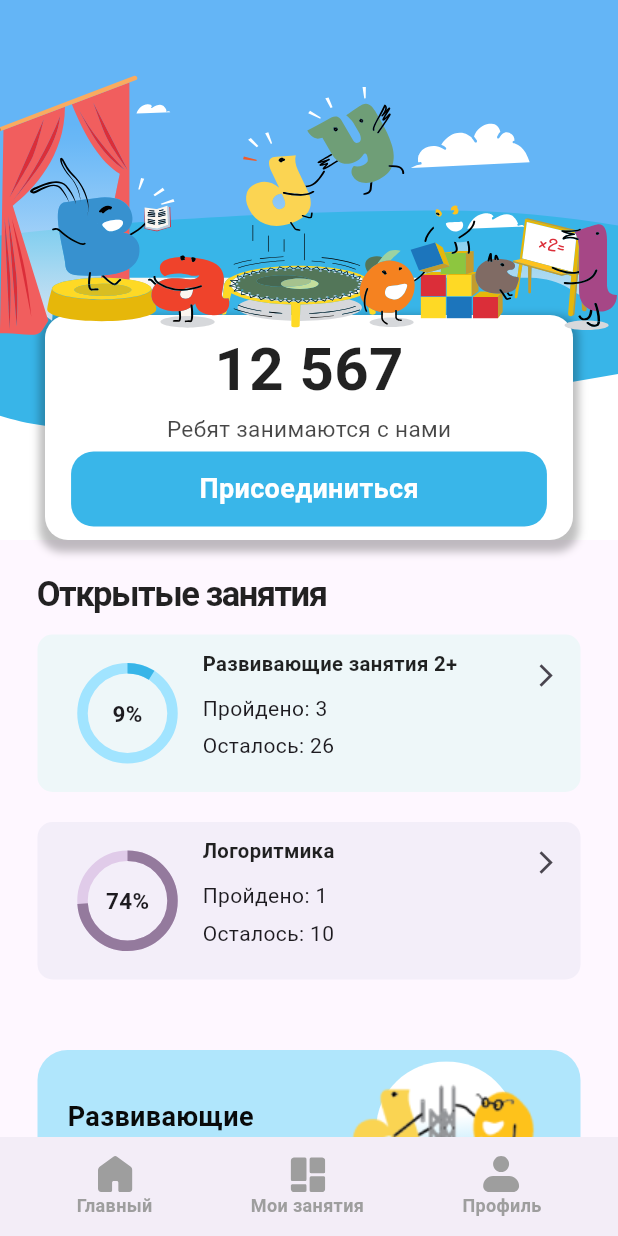
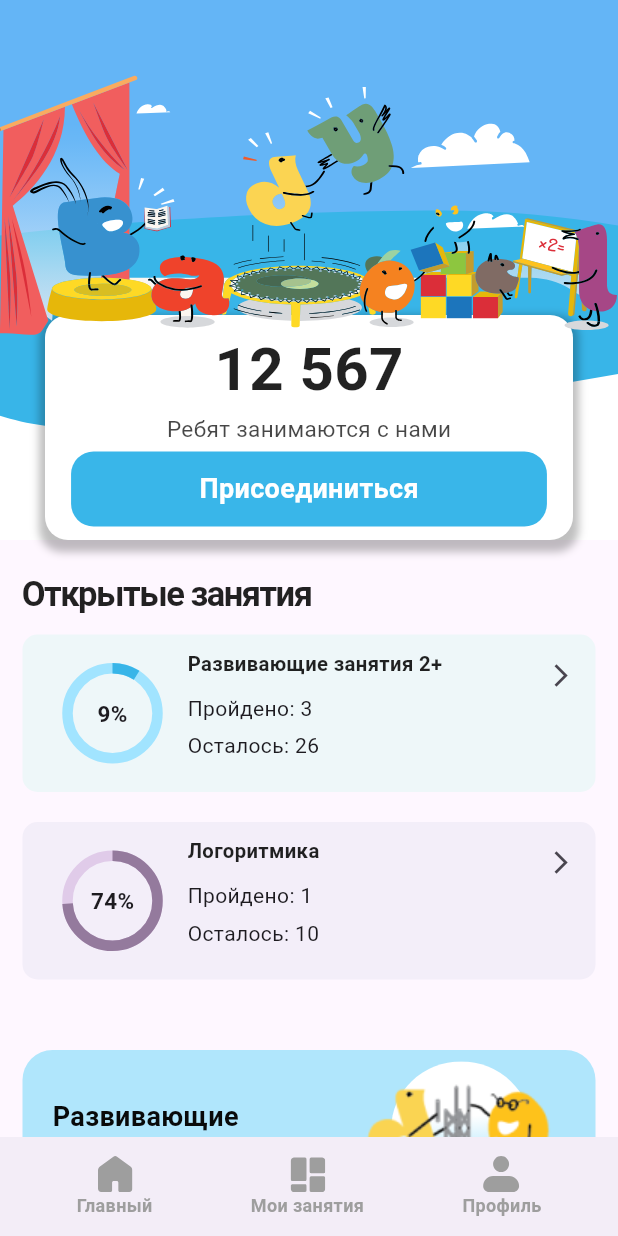
Before and after one commit to NamerrorOne/BabyCool, a Flutter app: the screen it shows after launch, after a tap on the "arrow forward ios" icon, on a phone screen of 412 x 824 dp. Run offline on Flutter 3.47's test engine with Material 3 defaults, Android fonts, the phone set to English and light mode, and no system bars; our stand-ins replace flutter_svg.

Commit message:
weak fixex

```diff
--- a/lib/pages/home_page/currentLessons/current_lessons_page.dart
+++ b/lib/pages/home_page/currentLessons/current_lessons_page.dart
@@ -12,27 +12,27 @@ class CurrentLessons extends StatelessWidget {
             margin: EdgeInsets.fromLTRB(0, 0, 0, 20),
             height: 300,
             width: MediaQuery.of(context).size.width,
-            child: Padding(
-              padding: const EdgeInsets.fromLTRB(25, 0, 25, 0),
+            child: const Padding(
+              padding: const EdgeInsets.fromLTRB(15, 0, 15, 0),
               child: Column(
                 crossAxisAlignment: CrossAxisAlignment.start,
                 children: [
-                  const Text('Открытые занятия',
+                  Text('Открытые занятия',
                       style: TextStyle(
                           color: Colors.black87,
                           fontSize: 23,
                           fontWeight: FontWeight.w700,
                           letterSpacing: -1)),
-                  const SizedBox(
+                  SizedBox(
                     height: 10,
                   ),
                   CurrentlessonCard(
-                    cardTexts: const {
+                    cardTexts: {
                       'title': 'Развивающие занятия 2+',
                       "description1": 'Пройдено: 3',
                       'description2': 'Осталось: 26'
                     },
-                    progressbarColor: const Color(0xFF38B5E8),
+                    progressbarColor: Color(0xFF38B5E8),
                     progressbarProgress: 0.09,
                     progressbarSize: 60,
                     progressbarBackgroundColor:
--- a/lib/pages/home_page/flexboxesArea/flexboxesArea.dart
+++ b/lib/pages/home_page/flexboxesArea/flexboxesArea.dart
@@ -7,7 +7,7 @@ class FlexboxesArea extends StatelessWidget {
   @override
   Widget build(BuildContext context) {
     return Padding(
-      padding: const EdgeInsets.fromLTRB(25, 0, 25, 0),
+      padding: const EdgeInsets.fromLTRB(15, 0, 15, 0),
       child: SizedBox(
         width: double.infinity,
         child: Column(children: [
@@ -23,7 +23,7 @@ class FlexboxesArea extends StatelessWidget {
                   mainAxisAlignment: MainAxisAlignment.spaceBetween,
                   crossAxisAlignment: CrossAxisAlignment.center,
                   children: [
-                    Column(
+                    const Column(
                       mainAxisAlignment: MainAxisAlignment.center,
                       crossAxisAlignment: CrossAxisAlignment.start,
                       children: [
@@ -39,8 +39,7 @@ class FlexboxesArea extends StatelessWidget {
                                 fontWeight: FontWeight.w600))
                       ],
                     ),
-                    Container(
-                        child: Stack(
+                    Stack(
                       children: [
                         Positioned(
                           top: 0,
@@ -57,7 +56,7 @@ class FlexboxesArea extends StatelessWidget {
                           ),
                         )
                       ],
-                    ))
+                    )
                   ]),
             ),
           ),
@@ -69,12 +68,12 @@ class FlexboxesArea extends StatelessWidget {
                   Column(
                     children: [
                       Container(
-                        padding: EdgeInsets.all(15),
+                        padding: const EdgeInsets.all(15),
                         width: 157,
                         height: 182,
                         decoration: BoxDecoration(
                             borderRadius: BorderRadius.circular(15),
-                            color: Color(0xFFFCBDAD)),
+                            color: const Color(0xFFFCBDAD)),
                         child: Stack(children: [
                           const Column(
                             crossAxisAlignment: CrossAxisAlignment.start,
@@ -117,7 +116,7 @@ class FlexboxesArea extends StatelessWidget {
                             color: const Color(0xFFDAC0E3)),
                         child: Stack(
                           children: [
-                            Text('Логоритмика',
+                            const Text('Логоритмика',
                                 style: TextStyle(
                                     fontSize: 16,
                                     fontWeight: FontWeight.w700,
@@ -132,21 +131,21 @@ class FlexboxesArea extends StatelessWidget {
                       ),
                     ],
                   ),
-                  SizedBox(
+                  const SizedBox(
                     width: 25,
                   ),
                   Column(
                     children: [
                       Container(
-                        padding: EdgeInsets.all(15),
+                        padding: const EdgeInsets.all(15),
                         decoration: BoxDecoration(
                             borderRadius: BorderRadius.circular(15),
-                            color: Color(0xFFBDEFC3)),
+                            color: const Color(0xFFBDEFC3)),
                         height: 280,
                         width: 157,
                         child: Stack(
                           children: [
-                            Column(
+                            const Column(
                               crossAxisAlignment: CrossAxisAlignment.start,
                               children: [
                                 Text('Нейроигры',
@@ -173,19 +172,19 @@ class FlexboxesArea extends StatelessWidget {
                           ],
                         ),
                       ),
-                      SizedBox(
+                      const SizedBox(
                         height: 20,
                       ),
                       Container(
-                        padding: EdgeInsets.all(15),
+                        padding: const EdgeInsets.all(15),
                         decoration: BoxDecoration(
                             borderRadius: BorderRadius.circular(15),
-                            color: Color(0xFFC9D7FD)),
+                            color: const Color(0xFFC9D7FD)),
                         height: 182,
                         width: 157,
                         child: Stack(
                           children: [
-                            Column(
+                            const Column(
                               crossAxisAlignment: CrossAxisAlignment.start,
                               children: [
                                 Text('Сказки на ночь',
--- a/lib/pages/home_page/languagesLessons/languages_lessons.dart
+++ b/lib/pages/home_page/languagesLessons/languages_lessons.dart
@@ -7,8 +7,9 @@ class LanguagesLessons extends StatelessWidget {
   @override
   Widget build(BuildContext context) {
     return Container(
-      margin: EdgeInsets.fromLTRB(25, 50, 25, 0),
-      child: Column(crossAxisAlignment: CrossAxisAlignment.start, children: [
+      margin: const EdgeInsets.fromLTRB(20, 50, 20, 0),
+      child:
+          const Column(crossAxisAlignment: CrossAxisAlignment.start, children: [
         Text(
           'Изучение языков',
           style: TextStyle(
--- a/lib/pages/home_page/specialistsArea/speacialists_area.dart
+++ b/lib/pages/home_page/specialistsArea/speacialists_area.dart
@@ -9,12 +9,12 @@ class SpecialistsArea extends StatelessWidget {
   Widget build(BuildContext context) {
     return Container(
       width: double.infinity,
-      margin: EdgeInsets.fromLTRB(27, 40, 27, 0),
+      margin: const EdgeInsets.fromLTRB(27, 40, 27, 0),
       child: Column(crossAxisAlignment: CrossAxisAlignment.start, children: [
         Row(
           mainAxisAlignment: MainAxisAlignment.spaceBetween,
           children: [
-            Text(
+            const Text(
               'Наши специалисты',
               style: TextStyle(
                   letterSpacing: -0.5,
@@ -23,13 +23,13 @@ class SpecialistsArea extends StatelessWidget {
             ),
             IconButton(
                 onPressed: () => {},
-                icon: Icon(
+                icon: const Icon(
                     color: Color(0xFFC5C5C7),
                     size: 18,
                     Icons.arrow_forward_ios))
           ],
         ),
-        SizedBox(
+        const SizedBox(
           height: 20,
         ),
         Row(
@@ -56,17 +56,17 @@ class SpecialistsArea extends StatelessWidget {
         GestureDetector(
           onTap: () => {print('Test tap')},
           child: Container(
-            margin: EdgeInsets.fromLTRB(0, 30, 0, 0),
+            margin: const EdgeInsets.fromLTRB(0, 30, 0, 0),
             width: double.infinity,
-            padding: EdgeInsets.fromLTRB(15, 15, 15, 15),
+            padding: const EdgeInsets.fromLTRB(15, 15, 15, 15),
             height: 66,
             decoration: BoxDecoration(
-                color: Color(0xFFF5F5F5),
+                color: const Color(0xFFF5F5F5),
                 borderRadius: BorderRadius.circular(15)),
             child: Stack(
               alignment: Alignment.center,
               children: [
-                Positioned(
+                const Positioned(
                   left: 0,
                   child: Text('О нас',
                       style: TextStyle(
@@ -86,16 +86,16 @@ class SpecialistsArea extends StatelessWidget {
             ),
           ),
         ),
-        SizedBox(
+        const SizedBox(
           height: 50,
         ),
-        Text('Поделиться',
+        const Text('Поделиться',
             style: TextStyle(
                 letterSpacing: -0.5,
                 fontSize: 20,
                 color: Colors.black,
                 fontWeight: FontWeight.w700)),
-        SizedBox(
+        const SizedBox(
           height: 30,
         ),
         GestureDetector(
@@ -109,14 +109,14 @@ class SpecialistsArea extends StatelessWidget {
               decoration: BoxDecoration(
                   borderRadius: BorderRadius.circular(15),
                   color: const Color(0xFF64D0FC)),
-              child: Text('Рассказать друзьям',
+              child: const Text('Рассказать друзьям',
                   style: TextStyle(
                       color: Color(0xFF000000),
                       fontSize: 18,
                       fontWeight: FontWeight.w600,
                       letterSpacing: -0.5))),
         ),
-        SizedBox(
+        const SizedBox(
           height: 15,
         ),
         GestureDetector(
@@ -130,14 +130,14 @@ class SpecialistsArea extends StatelessWidget {
               decoration: BoxDecoration(
                   borderRadius: BorderRadius.circular(15),
                   color: const Color(0xFFC0CBD9)),
-              child: Text('Поделиться в соцсетях',
+              child: const Text('Поделиться в соцсетях',
                   style: TextStyle(
                       color: Color(0xFF000000),
                       fontSize: 18,
                       fontWeight: FontWeight.w600,
                       letterSpacing: -0.5))),
         ),
-        SizedBox(
+        const SizedBox(
           height: 15,
         ),
         Container(
@@ -151,7 +151,7 @@ class SpecialistsArea extends StatelessWidget {
               onTap: () {
                 print('Написать в тех поддержку');
               },
-              child: Text('Написать в тех. поддержку',
+              child: const Text('Написать в тех. поддержку',
                   style: TextStyle(
                       color: Color(0xFF000000),
                       fontSize: 18,
--- a/lib/pages/home_page/specialistsArea/specialist_card.dart
+++ b/lib/pages/home_page/specialistsArea/specialist_card.dart
@@ -25,31 +25,33 @@ class _SpecialistCardState extends State<SpecialistCard> {
   @override
   void initState() {
     validateSurname(widget.surname);
+    setState(() {});
     super.initState();
   }
 
   @override
   Widget build(BuildContext context) {
     return Container(
-      padding: EdgeInsets.fromLTRB(5, 5, 5, 5),
+      padding: const EdgeInsets.fromLTRB(0, 5, 0, 5),
       width: 70,
       height: 110,
       decoration: BoxDecoration(
-          color: Color(0xFFF5F5F5), borderRadius: BorderRadius.circular(24)),
+          color: const Color(0xFFF5F5F5),
+          borderRadius: BorderRadius.circular(24)),
       child: Column(children: [
         ClipRRect(
             borderRadius: BorderRadius.circular(22),
             child: Image.asset(widget.path, height: 50)),
-        SizedBox(
+        const SizedBox(
           height: 5,
         ),
         Text(
           widget.name,
-          style: TextStyle(fontSize: 10),
+          style: const TextStyle(fontSize: 10),
         ),
         Text(
           widget.surname,
-          style: TextStyle(fontSize: 10),
+          style: const TextStyle(fontSize: 10),
         ),
       ]),
     );
```
